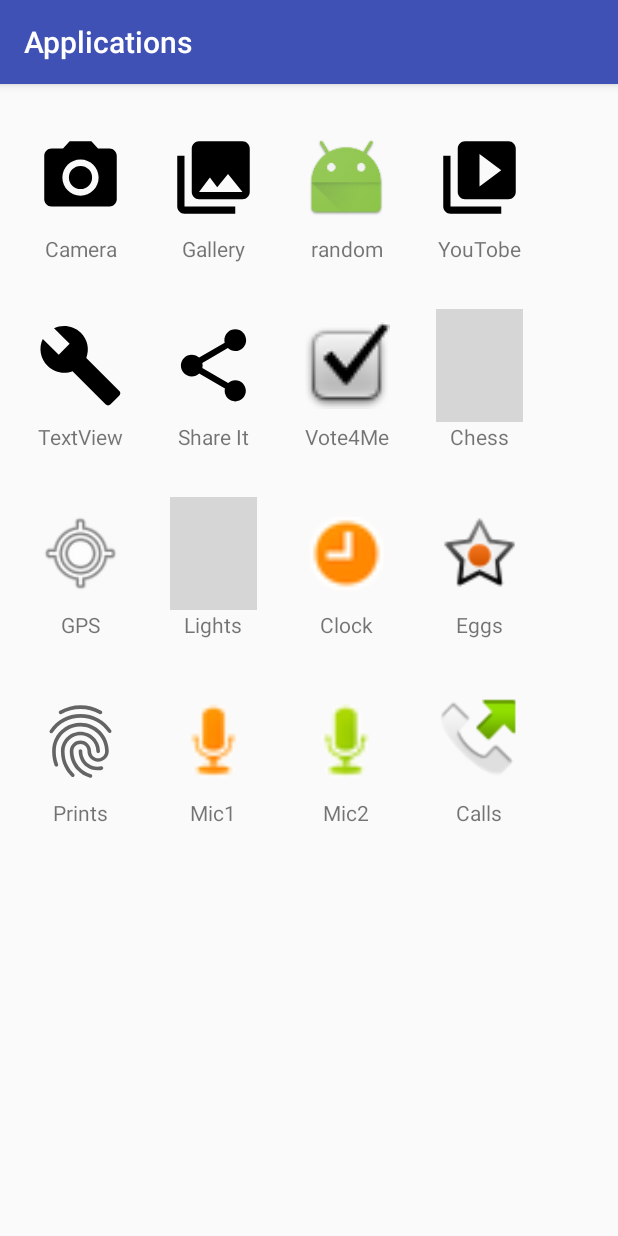
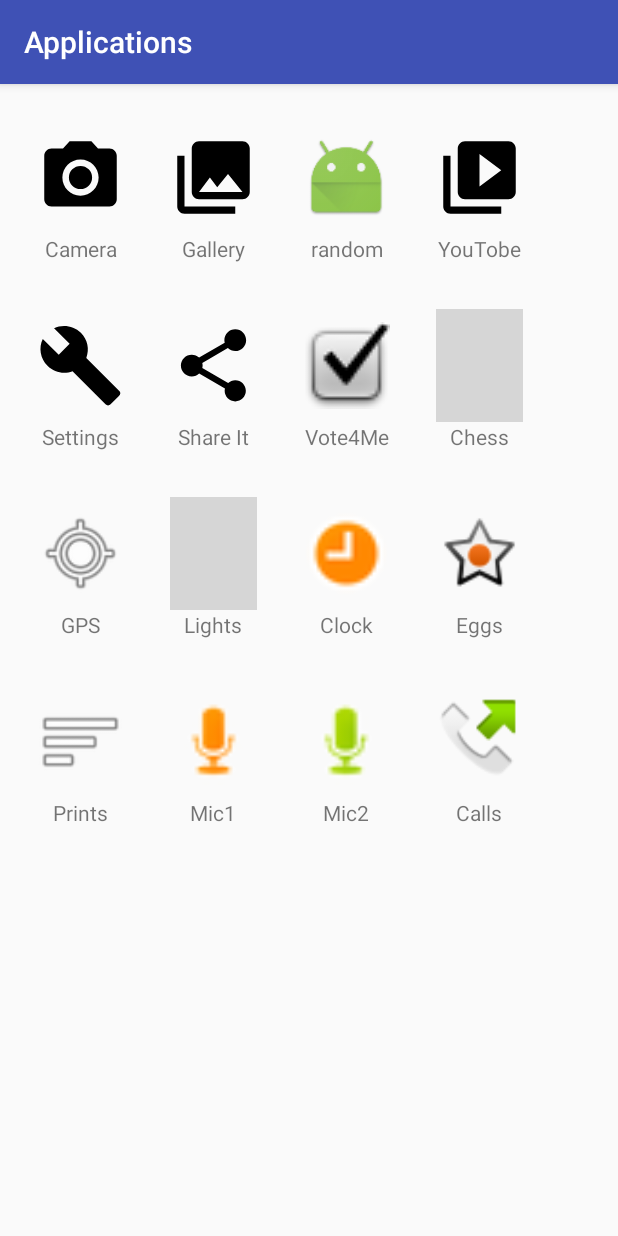
Before and after one commit to iglin/Lab1-UI, an Android app: the AppsMenuActivity screen opened directly, with no data from a screen before it, on a phone screen of 412 x 824 dp. Run offline under Robolectric (Android 15) with nearby library versions, the phone set to English and light mode, and no system bars; grey boxes are pictures that could not be loaded.

Commit message:
I did it

```diff
--- a/app/src/main/java/com/example/alexander/lab1_ui/SettingsActivity.java
+++ b/app/src/main/java/com/example/alexander/lab1_ui/SettingsActivity.java
@@ -1,6 +1,5 @@
 package com.example.alexander.lab1_ui;
 
-import android.annotation.TargetApi;
 import android.app.DatePickerDialog;
 import android.os.Build;
 import android.os.Bundle;
@@ -34,6 +33,9 @@ public class SettingsActivity extends PreferenceActivity implements DatePickerDi
     @Override
     public void onDateSet(DatePicker datePicker, int i, int i2, int i3) {
        // Log.i("dasd","year "+i+" month "+i2+" day "+i3);
+
+        Preference btnDateFilter = (Preference) findPreference("btnDateFilter");
+        btnDateFilter.setSummary(i3 + "." + (++i2) + "." + i);
     }
 
     private void showDateDialog(){
--- a/app/src/main/res/layout/activity_apps.xml
+++ b/app/src/main/res/layout/activity_apps.xml
@@ -99,7 +99,7 @@
                     app:srcCompat="@drawable/ic_menu_manage" />
 
                 <TextView
-                    android:text="TextView"
+                    android:text="Settings"
                     android:layout_width="match_parent"
                     android:layout_height="wrap_content"
                     android:gravity="center_horizontal" />
@@ -232,7 +232,7 @@
                 <ImageView
                     android:layout_width="58dp"
                     android:layout_height="75dp"
-                    app:srcCompat="?android:attr/fingerprintAuthDrawable" />
+                    app:srcCompat="@android:drawable/ic_menu_sort_by_size" />
 
                 <TextView
                     android:text="Prints"
@@ -419,11 +419,6 @@
                 android:layout_height="match_parent"
                 android:padding="15dp">
 
-                <ImageView
-                    android:layout_width="match_parent"
-                    android:layout_height="75dp"
-                    app:srcCompat="@drawable/ic_menu_gallery" />
-
                 <TextView
                     android:text="TextView"
                     android:layout_width="match_parent"
@@ -434,6 +429,11 @@
                 android:layout_width="match_parent"
                 android:layout_height="match_parent"
                 android:padding="15dp">
+
+                <ImageView
+                    android:layout_width="match_parent"
+                    android:layout_height="75dp"
+                    app:srcCompat="@drawable/ic_menu_gallery" />
 
                 <ImageView
                     android:layout_width="match_parent"
--- a/app/src/main/res/xml/prefs.xml
+++ b/app/src/main/res/xml/prefs.xml
@@ -9,7 +9,8 @@
             android:selectAllOnFocus="true"
             android:singleLine="true"
             android:title="Sound"
-            android:key="edit_text_preference_1" />
+            android:key="edit_text_preference_1"
+            android:summary="Default song la la la"/>
         <SwitchPreference
             android:defaultValue="false"
             android:title="Notifications"
@@ -31,6 +32,7 @@
             android:key="switch_preference_1" />
 
         <Preference
+            android:id="@+id/btnDateFiller"
             android:key="btnDateFilter"
             android:summary="11.11.2011"
             android:title="Today" />
```
